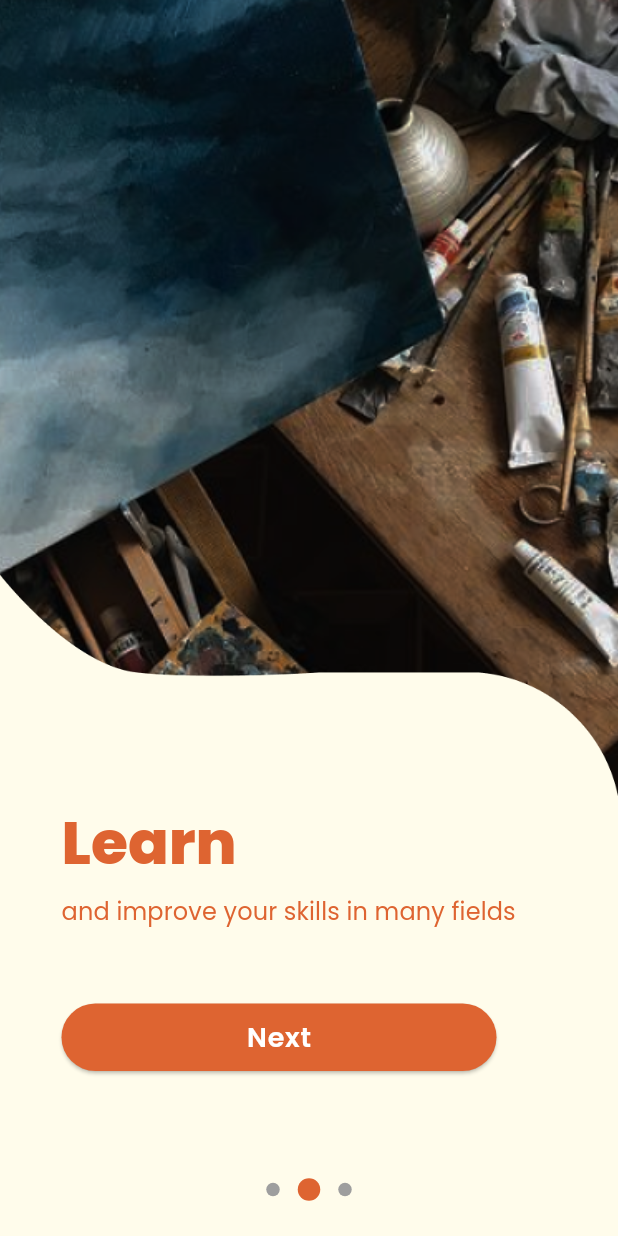
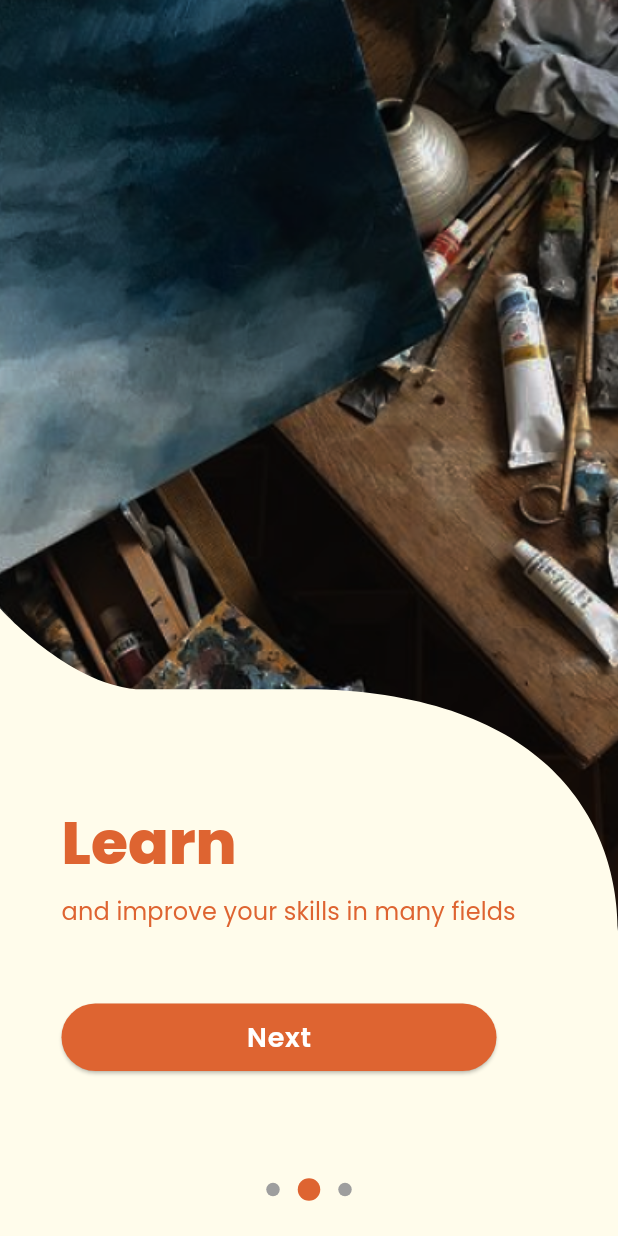
Before and after one commit to Rahafahg/shaghaf, a Flutter app: the screen it shows after launch, after a tap on "Next", on a phone screen of 412 x 824 dp. Run offline on Flutter 3.47's test engine with Material 3 defaults, Android fonts, the phone set to English and light mode, and no system bars; drawn by our look-alikes of introduction_screen; our stand-ins replace flutter_bloc, flutter_dotenv, font_awesome_flutter, get_it, get_storage, hugeicons and 3 more; accounts and stored records are empty.

Commit message:
addin the onboarding chape

```diff
--- a/lib/screens/other_screens/onboarding_screen.dart
+++ b/lib/screens/other_screens/onboarding_screen.dart
@@ -1,3 +1,5 @@
+import 'dart:math';
+
 import 'package:flutter/material.dart';
 import 'package:introduction_screen/introduction_screen.dart';
 import 'package:shaghaf/constants/constants.dart';
@@ -5,6 +7,9 @@ import 'package:shaghaf/extensions/screen_nav.dart';
 import 'package:shaghaf/extensions/screen_size.dart';
 import 'package:shaghaf/screens/other_screens/select_role_screen.dart';
 import 'package:shaghaf/widgets/buttons/main_button.dart';
+import 'dart:ui' as ui;
+
+import 'package:shaghaf/widgets/chapes/onboarding_chape.dart';
 
 class OnboardingScreen extends StatelessWidget {
   const OnboardingScreen({super.key});
@@ -16,26 +21,42 @@ class OnboardingScreen extends StatelessWidget {
       ["Learn", "and improve your skills in many fields"],
       ["Follow", "your passion wherever it might be"]
     ];
-    final key = GlobalKey<IntroductionScreenState>(); // to switch onboarding screen
+    final key =
+        GlobalKey<IntroductionScreenState>(); // to switch onboarding screen
     return Scaffold(
         body: IntroductionScreen(
             key: key,
-        dotsContainerDecorator: const BoxDecoration(color: Color(0xffFFFCEB)),
-        dotsDecorator: const DotsDecorator(activeColor: Constants.mainOrange, activeSize: Size(15,15)),
+            dotsContainerDecorator:
+                const BoxDecoration(color: Color(0xffFFFCEB)),
+            dotsDecorator: const DotsDecorator(
+                activeColor: Constants.mainOrange, activeSize: Size(15, 15)),
             overrideNext: const SizedBox(height: 30),
             overrideDone: const SizedBox(height: 30),
             globalBackgroundColor: Colors.transparent,
             controlsMargin: EdgeInsets.zero,
             // scrollPhysics: NeverScrollableScrollPhysics(), // uncomment me to disable scroll
-        pages: List.generate(3, (index){
+            pages: List.generate(3, (index) {
               return PageViewModel(
-            decoration: const PageDecoration(fullScreen: true, contentMargin: EdgeInsets.zero, bodyFlex: 0),
+                decoration: const PageDecoration(
+                    fullScreen: true,
+                    contentMargin: EdgeInsets.zero,
+                    bodyFlex: 0),
                 useScrollView: false,
                 title: "",
-            image: Image.asset("assets/images/onboarding_pic${index+1}.png", width: context.getWidth(),height: context.getHeight(),fit: BoxFit.cover,),
+                image: Image.asset(
+                  "assets/images/onboarding_pic${index + 1}.png",
+                  width: context.getWidth(),
+                  height: context.getHeight(),
+                  fit: BoxFit.cover,
+                ),
                 bodyWidget: Stack(
                   children: [
-                Image.asset('assets/images/onboarding_container.png'),
+                    //Add this CustomPaint widget to the Widget Tree
+                    CustomPaint(
+                      size: Size(
+                          context.getWidth(), context.getHeight(divideBy: 2.3)),
+                      painter: RPSCustomPainter(),
+                    ),
                     Positioned(
                       bottom: 50,
                       left: 41,
@@ -43,13 +64,22 @@ class OnboardingScreen extends StatelessWidget {
                         mainAxisAlignment: MainAxisAlignment.center,
                         crossAxisAlignment: CrossAxisAlignment.start,
                         children: [
-                      Text(phrases[index][0],style: Theme.of(context).textTheme.titleLarge,),
+                          Text(
+                            phrases[index][0],
+                            style: Theme.of(context).textTheme.titleLarge,
+                          ),
                           const SizedBox(height: 8),
-                      Text(phrases[index][1],style: Theme.of(context).textTheme.titleSmall,),
+                          Text(
+                            phrases[index][1],
+                            style: Theme.of(context).textTheme.titleSmall,
+                          ),
                           const SizedBox(height: 50),
                           MainButton(
-                        onPressed: () => index!=2 ? key.currentState?.next() : context.push(screen: const SelectRoleScreen()),
-                        text: index!=2 ? "Next" : "Continue",
+                            onPressed: () => index != 2
+                                ? key.currentState?.next()
+                                : context.push(
+                                    screen: const SelectRoleScreen()),
+                            text: index != 2 ? "Next" : "Continue",
                             width: 290,
                             height: 45,
                           )
@@ -59,8 +89,6 @@ class OnboardingScreen extends StatelessWidget {
                   ],
                 ),
               );
-        })
-      )
-    );
+            })));
   }
 }
--- /dev/null
+++ b/lib/widgets/chapes/onboarding_chape.dart
@@ -0,0 +1,58 @@
+
+
+import 'package:flutter/material.dart';
+
+class RPSCustomPainter extends CustomPainter {
+  @override
+  void paint(Canvas canvas, Size size) {
+    Path path_0 = Path();
+
+    // Start from the top-left corner
+    path_0.moveTo(0, 0);
+
+    // Curves starting from the left to middle
+    path_0.cubicTo(
+        0,
+        0,
+        size.width * 0.11,
+        size.height * 0.14, // Adjusted control point for left side curve
+        size.width * 0.22,
+        size.height * 0.15 // Control points that define the curve
+        );
+    path_0.cubicTo(
+        size.width * 0.33,
+        size.height * 0.15, // Adjust control points to match desired curve
+        size.width * 0.5,
+        size.height * 0.15, // Move to mid-right
+        size.width * 0.51,
+        size.height * 0.15);
+
+    // The curve for the top-right corner to give it a rounded effect
+    path_0.cubicTo(
+        size.width * 0.88,
+        size.height * 0.16, // Control points for top-right corner curve
+        size.width,
+        size.height * 0.39, // Define the curve towards the bottom-right
+        size.width,
+        size.height * 0.6);
+
+    // Line down to the bottom-right corner
+    path_0.lineTo(size.width, size.height);
+
+    // Line across the bottom of the screen
+    path_0.lineTo(0, size.height);
+
+    // Close the path
+    path_0.close();
+
+    // Paint the path
+    Paint paint_0_fill = Paint()..style = PaintingStyle.fill;
+    paint_0_fill.color = const Color(0xffFFFCEB).withOpacity(1.0);
+    canvas.drawPath(path_0, paint_0_fill);
+  }
+
+  @override
+  bool shouldRepaint(covariant CustomPainter oldDelegate) {
+    return true;
+  }
+}
```
Lines whose indentation alone changed are shown as unchanged.
